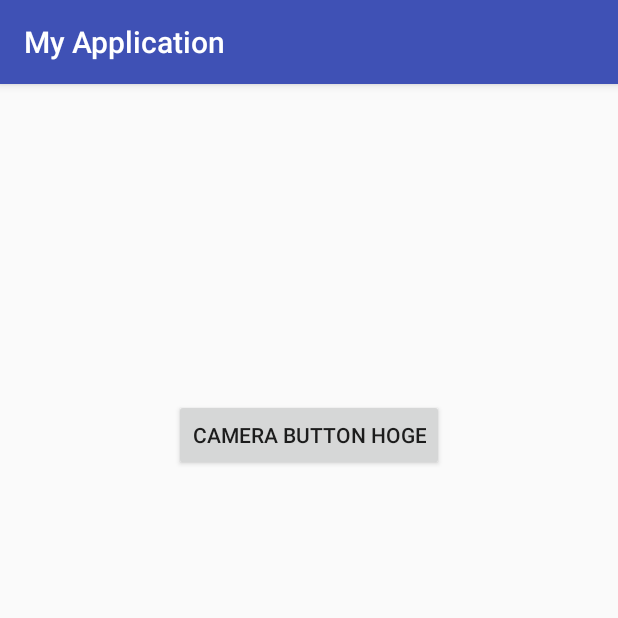
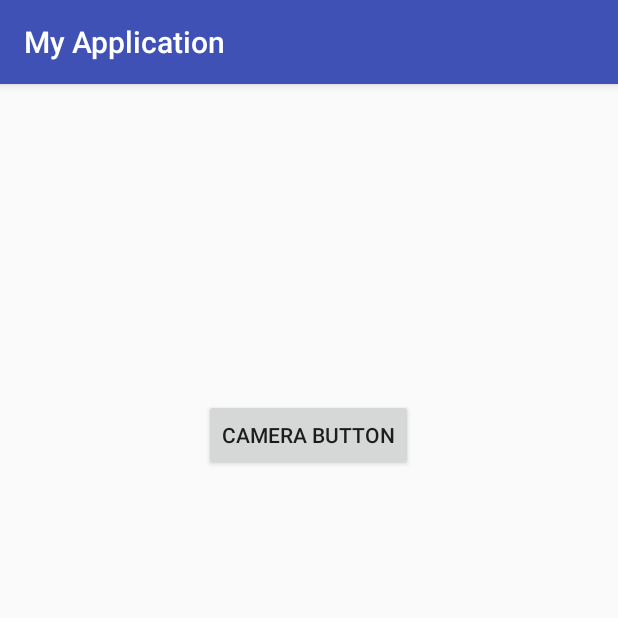
Before and after one commit to takanakahiko/HackU2017Tokyo_I, an Android app: the screen it shows after launch (MainActivity), on a phone screen of 412 x 824 dp, the top half of it. Run offline under Robolectric (Android 15) with nearby library versions, the phone set to English and light mode, and no system bars.

Commit message:
hogeを消しました

```diff
--- a/app/src/main/res/layout/activity_main.xml
+++ b/app/src/main/res/layout/activity_main.xml
@@ -12,7 +12,7 @@
         android:layout_width="wrap_content"
         android:layout_height="wrap_content"
         android:layout_margin="20dp"
-        android:text="camera button hoge" />
+        android:text="camera button" />
 
     <ImageView
         android:id="@+id/image_view"
```
